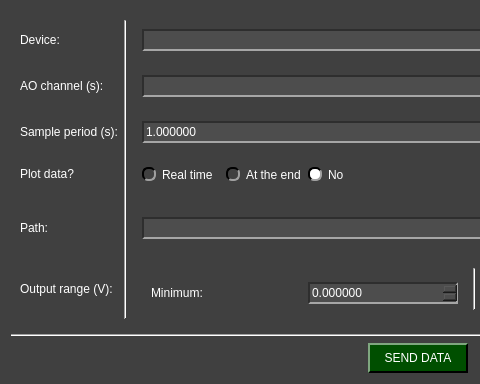
This is pydaq/uis/PyDAQ_send_data_NIDAQ_widget.ui in viniciusfs14/pydaq as Qt 5 draws it before an edit; both pictures show x 0 to 480 and y 0 to 384 of the 836 by 384 pixel window. The edited form follows.
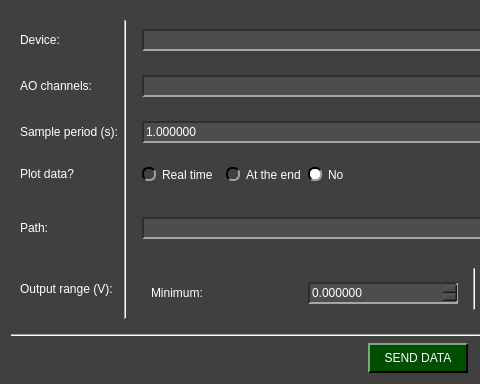
This is the edited form. Icons and pictures are not drawn.

Patch:
```diff
--- a/pydaq/uis/PyDAQ_send_data_NIDAQ_widget.ui
+++ b/pydaq/uis/PyDAQ_send_data_NIDAQ_widget.ui
@@ -252,7 +252,7 @@
          </size>
         </property>
         <property name="text">
-         <string>AO channel (s):</string>
+         <string>AO channels:</string>
         </property>
        </widget>
       </item>
```
